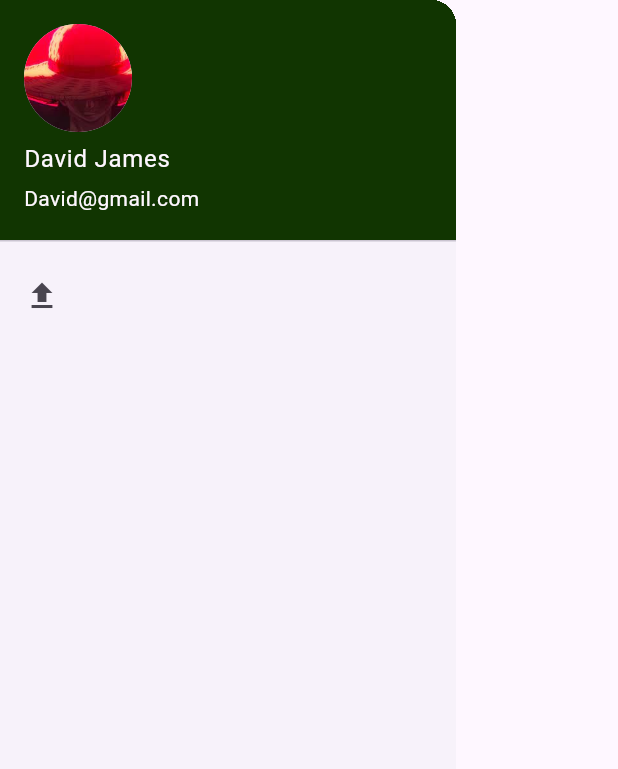
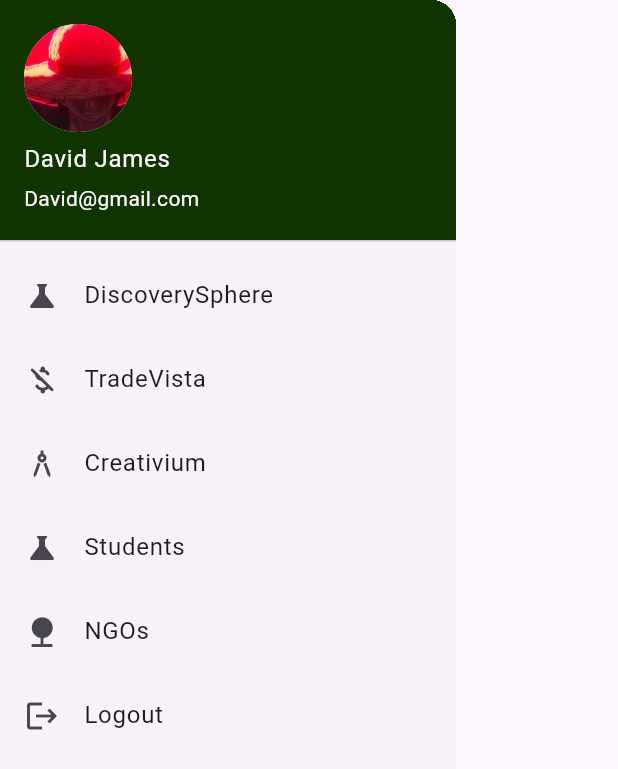
Before and after one commit to ARTISTART367/Collaborations, a Flutter app: the AppDrawer widget shown alone on an empty page, opened directly, on a phone screen of 412 x 824 dp. Shown: the top 769 px of the screen. Run offline on Flutter 3.47's test engine with Material 3 defaults, Android fonts, the phone set to English and light mode, and no system bars.

Commit message:
more icons

```diff
--- a/lib/appdrawer.dart
+++ b/lib/appdrawer.dart
@@ -5,6 +5,7 @@ class AppDrawer extends StatelessWidget {
 
   @override
   Widget build(BuildContext context) {
+    // int _selected = 0;
     return Drawer(
       child: ListView(
         padding: EdgeInsets.zero,
@@ -18,8 +19,30 @@ class AppDrawer extends StatelessWidget {
             decoration: BoxDecoration(color: Color.fromARGB(255, 17, 53, 1)),
           ),
           ListTile(
-            leading: Icon(Icons.file_upload),
-          )
+            // selected: _selected == 0,
+            leading: Icon(Icons.science),
+            title: Text('DiscoverySphere'),
+          ),
+          ListTile(
+            leading: Icon(Icons.money_off_rounded),
+            title: Text('TradeVista'),
+          ),
+          ListTile(
+            leading: Icon(Icons.architecture),
+            title: Text('Creativium'),
+          ),
+          ListTile(
+            leading: Icon(Icons.science),
+            title: Text('Students'),
+          ),
+          ListTile(
+            leading: Icon(Icons.nature),
+            title: Text('NGOs'),
+          ),
+          ListTile(
+            leading: Icon(Icons.logout),
+            title: Text('Logout'),
+          ),
         ],
       ),
     );
```
